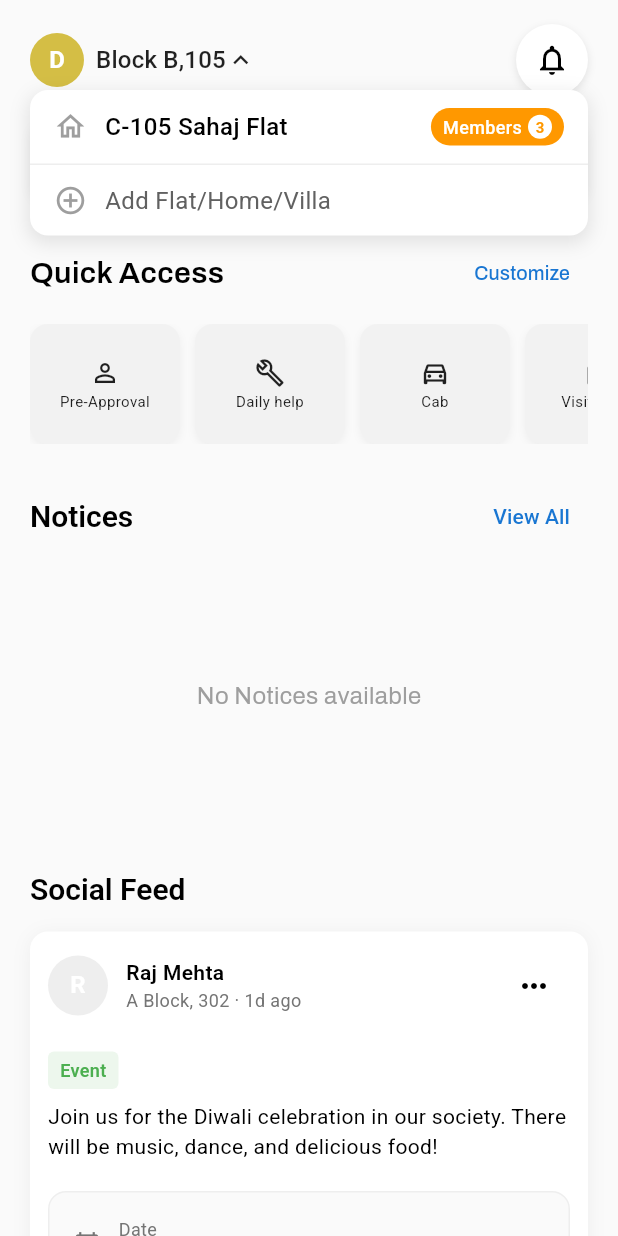
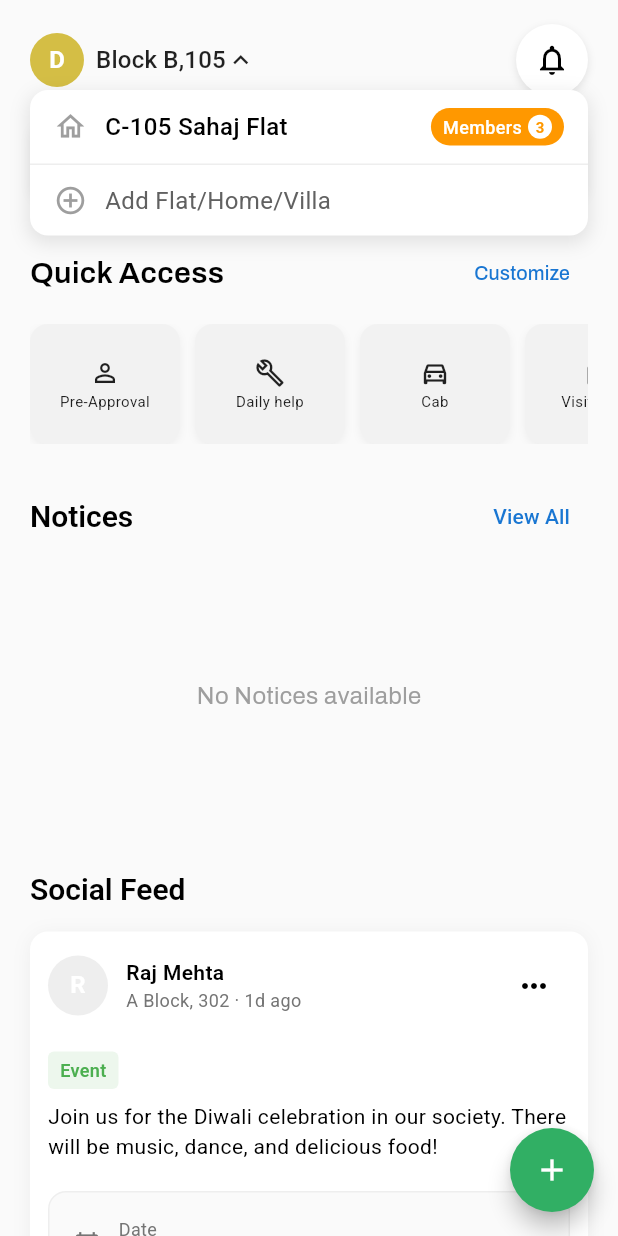
Before and after one commit to Jayskp/Get-Access, a Flutter app: the SocialScreen screen opened directly, after a tap on "Block B,105", on a phone screen of 412 x 824 dp. Run offline on Flutter 3.47's test engine with Material 3 defaults, Android fonts, the phone set to English and light mode, and no system bars; our stand-ins replace cloud_firestore, dotted_border, emoji_picker_flutter, file_picker, firebase_auth, firebase_core and 8 more; accounts and stored records are empty.

Commit message:
solved error in announcement page and added floating action button in social screen

```diff
--- a/lib/screens/Social screen/social_screen.dart
+++ b/lib/screens/Social screen/social_screen.dart
@@ -2459,6 +2459,12 @@ class _SocialScreenState extends State<SocialScreen>
           ),
         ),
       ),
+      floatingActionButton: FloatingActionButton(
+        shape: RoundedRectangleBorder(borderRadius: BorderRadius.circular(30)),
+        onPressed: _toggleQuickAccessPopup,
+        backgroundColor: AppColors.primaryGreen,
+        child: const Icon(Icons.add, color: Colors.white),
+      ),
     );
   }
 
--- a/lib/screens/Social screen/social_shimmer.dart
+++ b/lib/screens/Social screen/social_shimmer.dart
@@ -222,22 +222,6 @@ class _SocialShimmerState extends State<SocialShimmer> {
         ),
       ),
       // Shimmer FAB
-      floatingActionButton: Container(
-        margin: const EdgeInsets.only(bottom: 16.0),
-        child: Shimmer.fromColors(
-          baseColor: Colors.grey[300]!,
-          highlightColor: Colors.grey[100]!,
-          child: Container(
-            width: 56,
-            height: 56,
-            decoration: const BoxDecoration(
-              color: Colors.white,
-              shape: BoxShape.circle,
-            ),
-          ),
-        ),
-      ),
-      floatingActionButtonLocation: FloatingActionButtonLocation.endFloat,
     );
   }
 }
```
Also changed, not shown: lib/screens/Admin/manage_announcements.dart (+18 -25 lines).
